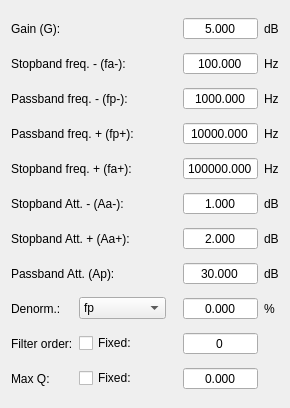
This is app/designer/filters_data/band_pass.ui in grupo-tc-volcan/TP4 as Qt 5 draws it before an edit. The edited form follows.
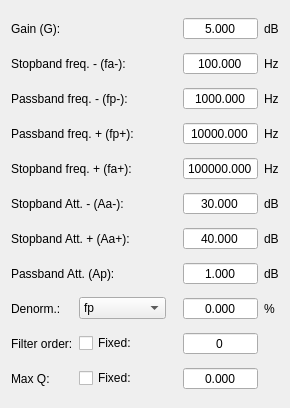
This is the edited form.

Diff of the .ui file:
```diff
--- a/app/designer/filters_data/band_pass.ui
+++ b/app/designer/filters_data/band_pass.ui
@@ -346,7 +346,7 @@
       <double>300.000000000000000</double>
      </property>
      <property name="value">
-      <double>2.000000000000000</double>
+      <double>40.000000000000000</double>
      </property>
     </widget>
    </item>
@@ -378,7 +378,7 @@
       <double>300.000000000000000</double>
      </property>
      <property name="value">
-      <double>1.000000000000000</double>
+      <double>30.000000000000000</double>
      </property>
     </widget>
    </item>
@@ -425,7 +425,7 @@
       <double>300.000000000000000</double>
      </property>
      <property name="value">
-      <double>30.000000000000000</double>
+      <double>1.000000000000000</double>
      </property>
     </widget>
    </item>
```
